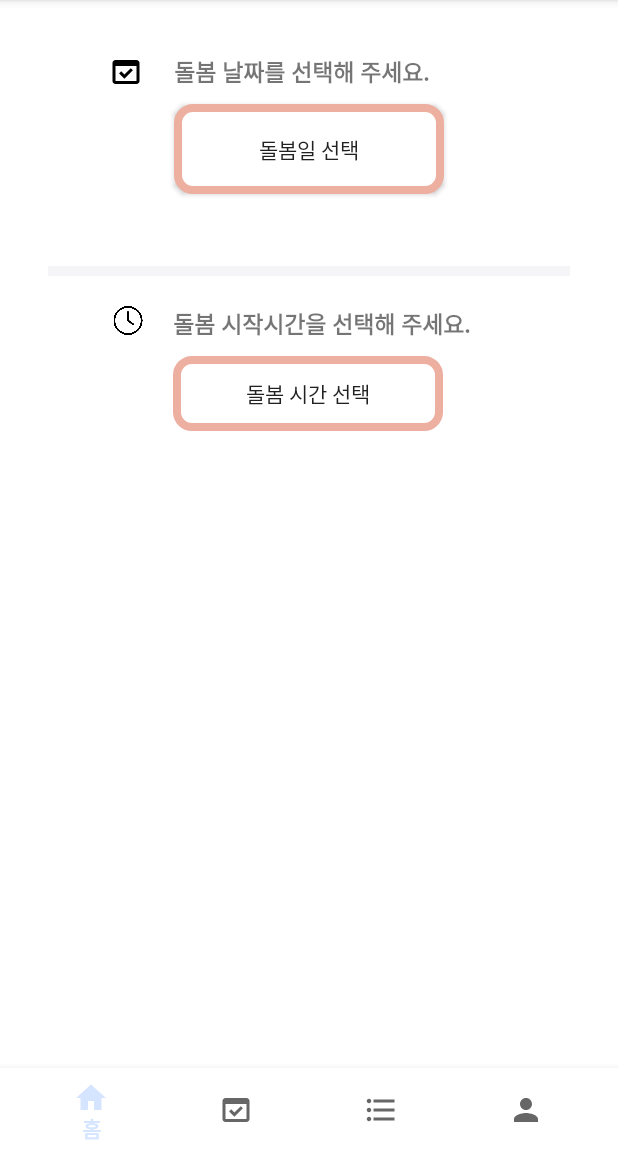
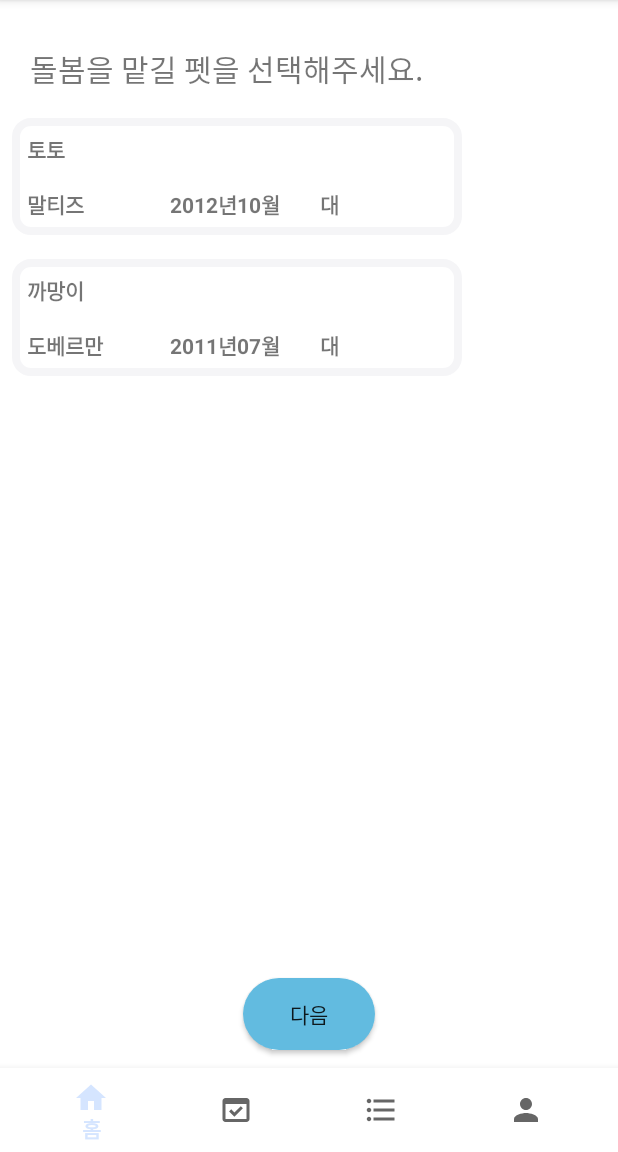
Before and after one commit to ehtjsv2/FitaPetService_Client_Personal_Version, an Android app: the screen it shows after launch (MainActivity), on a phone screen of 412 x 824 dp, the part 84-1236 px from its top. Run offline under Robolectric (Android 15) with nearby library versions, the phone set to English and light mode, and no system bars; libraries missing offline, so code that uses them is left out: com.kakao.sdk; 1 statement that could not run was skipped.

Commit message:
reservation02 minutes dialog ing..

```diff
--- a/app/src/main/java/com/example/fitapet/MainActivity.kt
+++ b/app/src/main/java/com/example/fitapet/MainActivity.kt
@@ -2,6 +2,7 @@ package com.example.fitapet
 
 import androidx.appcompat.app.AppCompatActivity
 import android.os.Bundle
+import android.util.Log
 import com.google.android.material.bottomnavigation.BottomNavigationView
 import androidx.fragment.app.Fragment
 import com.example.fitapet.fragment.FriendFragment
@@ -11,6 +12,7 @@ import com.example.fitapet.fragment.MypageFragment
 import com.example.fitapet.ui.animalReg.AnimalRegFragment
 import com.example.fitapet.ui.animalReg.AnimalRegFragment02
 import com.example.fitapet.ui.reservation.Reservation01Fragment
+import com.example.fitapet.ui.reservation.petList.PetListRecyclerFragment
 
 class MainActivity : AppCompatActivity() {
 
@@ -19,23 +21,28 @@ class MainActivity : AppCompatActivity() {
     override fun onCreate(savedInstanceState: Bundle?) {
         super.onCreate(savedInstanceState)
         setContentView(R.layout.activity_main)
-        loadFragment(Reservation01Fragment())
+        Log.d("LifeCycleTest","onCreate")
+        loadFragment(PetListRecyclerFragment())
         bottomNav = findViewById(R.id.bottomNav) as BottomNavigationView
         bottomNav.setOnItemReselectedListener {
             when (it.itemId) {
                 R.id.home -> {
+                    Log.d("clickTest","homeclick!")
                     loadFragment(HomeFragment())
                     return@setOnItemReselectedListener
                 }
                 R.id.ing -> {
-                    loadFragment(IngFragment())
+                    Log.d("clickTest","inglick!")
+                    loadFragment(PetListRecyclerFragment())
                     return@setOnItemReselectedListener
                 }
                 R.id.friend -> {
+                    Log.d("clickTest","friendclick!")
                     loadFragment(FriendFragment())
                     return@setOnItemReselectedListener
                 }
                 R.id.mypage -> {
+                    Log.d("clickTest","mypagelick!")
                     loadFragment(MypageFragment())
                     return@setOnItemReselectedListener
                 }
@@ -43,6 +50,7 @@ class MainActivity : AppCompatActivity() {
         }
     }
     private fun loadFragment(fragment: Fragment){
+        Log.d("clickTest","click!->"+fragment.tag)
         val transaction = supportFragmentManager.beginTransaction()
         transaction.replace(R.id.fragment_container,fragment)
         transaction.addToBackStack(null)
--- a/app/src/main/java/com/example/fitapet/fragment/FriendFragment.kt
+++ b/app/src/main/java/com/example/fitapet/fragment/FriendFragment.kt
@@ -13,6 +13,6 @@ class FriendFragment : Fragment() {
         savedInstanceState: Bundle?
     ): View? {
         // Inflate the layout for this fragment
-        return inflater.inflate(R.layout.fragment_home, container, false)
+        return inflater.inflate(R.layout.fragment_friend, container, false)
     }
 }
--- a/app/src/main/java/com/example/fitapet/fragment/IngFragment.kt
+++ b/app/src/main/java/com/example/fitapet/fragment/IngFragment.kt
@@ -13,6 +13,6 @@ class IngFragment : Fragment() {
         savedInstanceState: Bundle?
     ): View? {
         // Inflate the layout for this fragment
-        return inflater.inflate(R.layout.fragment_home, container, false)
+        return inflater.inflate(R.layout.fragment_ing, container, false)
     }
 }
--- a/app/src/main/java/com/example/fitapet/fragment/MypageFragment.kt
+++ b/app/src/main/java/com/example/fitapet/fragment/MypageFragment.kt
@@ -13,6 +13,6 @@ class MypageFragment : Fragment() {
         savedInstanceState: Bundle?
     ): View? {
         // Inflate the layout for this fragment
-        return inflater.inflate(R.layout.fragment_home, container, false)
+        return inflater.inflate(R.layout.fragment_mypage, container, false)
     }
 }
--- a/app/src/main/java/com/example/fitapet/ui/reservation/Reservation01Fragment.kt
+++ b/app/src/main/java/com/example/fitapet/ui/reservation/Reservation01Fragment.kt
@@ -60,9 +60,13 @@ class Reservation01Fragment : Fragment(){
             timedlg.getWindow()?.setBackgroundDrawableResource(android.R.color.transparent);
             timedlg.show()
         }
-
+        binding.reservation01SelectTimeBtn02.setOnClickListener {
+            val dialog = CustomMinDialog(requireContext())
+            dialog.showDialog()
+        }
 
         return binding.root
     }
 
+
 }
--- /dev/null
+++ b/app/src/main/java/com/example/fitapet/ui/reservation/petList/PetListAdapter.kt
@@ -0,0 +1,27 @@
+package com.example.fitapet.ui.reservation.petList
+
+import android.view.LayoutInflater
+import android.view.ViewGroup
+import androidx.recyclerview.widget.RecyclerView
+import com.example.fitapet.databinding.PetItemMainBinding
+
+class PetListAdapter(val pets: MutableList<Pets>): RecyclerView.Adapter<RecyclerView.ViewHolder>() {
+    class MyViewHolder(val binding: PetItemMainBinding): RecyclerView.ViewHolder(binding.root)
+    override fun onCreateViewHolder(parent: ViewGroup, viewType: Int): RecyclerView.ViewHolder {
+        return MyViewHolder(PetItemMainBinding.inflate(LayoutInflater.from(parent.context),
+        parent,false))
+    }
+
+    override fun onBindViewHolder(holder: RecyclerView.ViewHolder, position: Int) {
+        val binding = (holder as MyViewHolder).binding
+        binding.petListName.text=pets[position].petName
+        binding.petListBreed.text=pets[position].petBreed
+        binding.petListBirth.text=pets[position].petBirth
+        binding.petListSize.text=pets[position].petSize
+    }
+
+    override fun getItemCount(): Int {
+        return pets.size
+    }
+
+}
--- /dev/null
+++ b/app/src/main/java/com/example/fitapet/ui/reservation/petList/PetListRecyclerFragment.kt
@@ -0,0 +1,63 @@
+package com.example.fitapet.ui.reservation.petList
+
+import android.app.Activity
+import android.content.Context
+import android.os.Bundle
+import android.util.Log
+import androidx.fragment.app.Fragment
+import android.view.LayoutInflater
+import android.view.View
+import android.view.ViewGroup
+import androidx.recyclerview.widget.LinearLayoutManager
+import com.example.fitapet.MainActivity
+import com.example.fitapet.R
+import com.example.fitapet.databinding.FragmentPetListRecyclerBinding
+import com.example.fitapet.databinding.FragmentReservation01Binding
+import com.example.fitapet.ui.reservation.Reservation01Fragment
+
+/**
+ * A simple [Fragment] subclass.
+ * Use the [PetListRecyclerFragment.newInstance] factory method to
+ * create an instance of this fragment.
+ */
+class PetListRecyclerFragment : Fragment() {
+    private var _binding: FragmentPetListRecyclerBinding? = null
+    private val binding get() = _binding!!
+    lateinit var parentActivity:Activity
+
+
+    override fun onCreateView(
+        inflater: LayoutInflater, container: ViewGroup?,
+        savedInstanceState: Bundle?
+    ): View? {
+        _binding = FragmentPetListRecyclerBinding.inflate(inflater,container,false)
+        val pets = mutableListOf<Pets>()
+        pets.add(Pets("토토","말티즈","2012년10월","대"))
+        pets.add(Pets("까망이","도베르만","2011년07월","대"))
+        binding.petListRecyclerView.layoutManager=LinearLayoutManager(requireContext())
+        binding.petListRecyclerView.adapter=PetListAdapter(pets)
+
+        binding.reservation00NextBtn.setOnClickListener{
+            loadFragment(Reservation01Fragment())
+        }
+        return binding.root
+
+
+    }
+    private fun loadFragment(fragment: Fragment){
+        Log.d("clickTest","click!->"+fragment.tag)
+        val transaction = requireActivity().supportFragmentManager.beginTransaction()
+        transaction.replace(R.id.fragment_container,fragment)
+        transaction.addToBackStack(null)
+        transaction.commit()
+    }
+    override fun onAttach(context: Context) {
+        super.onAttach(context)
+    }
+
+    override fun onDetach() {
+        super.onDetach()
+
+    }
+
+}
--- /dev/null
+++ b/app/src/main/java/com/example/fitapet/ui/reservation/petList/Pets.kt
@@ -0,0 +1,3 @@
+package com.example.fitapet.ui.reservation.petList
+
+data class Pets(val petName:String,val petBreed:String, val petBirth:String,val petSize:String)
--- /dev/null
+++ b/app/src/main/res/layout/fragment_pet_list_recycler.xml
@@ -0,0 +1,48 @@
+<?xml version="1.0" encoding="utf-8"?>
+<LinearLayout xmlns:android="http://schemas.android.com/apk/res/android"
+    xmlns:app="http://schemas.android.com/apk/res-auto"
+    xmlns:tools="http://schemas.android.com/tools"
+    android:layout_width="match_parent"
+    android:layout_height="match_parent"
+    android:orientation="vertical"
+    tools:context=".ui.reservation.petList.PetListRecyclerFragment">
+
+    <androidx.constraintlayout.widget.ConstraintLayout
+        android:layout_width="match_parent"
+        android:layout_height="0dp"
+        android:layout_weight="1"
+        >
+        <TextView
+            android:id="@+id/textView2"
+            android:layout_width="wrap_content"
+            android:layout_height="wrap_content"
+            android:layout_marginStart="20dp"
+            android:layout_marginBottom="10dp"
+            android:text="돌봄을 맡길 펫을 선택해주세요."
+            android:textSize="20sp"
+            app:layout_constraintBottom_toBottomOf="parent"
+            app:layout_constraintStart_toStartOf="parent" />
+    </androidx.constraintlayout.widget.ConstraintLayout>
+
+    <androidx.recyclerview.widget.RecyclerView
+        android:id="@+id/pet_list_recyclerView"
+        android:layout_width="match_parent"
+        android:layout_height="0dp"
+        android:layout_weight="8"/>
+    <LinearLayout
+        android:layout_width="match_parent"
+        android:layout_height="0dp"
+        android:layout_weight="1"
+        android:orientation="vertical"
+        android:gravity="center">
+        <Button
+            android:id="@+id/reservation00_next_btn"
+            android:layout_width="wrap_content"
+            android:layout_height="wrap_content"
+            android:background="@drawable/blue_btn"
+            android:text="다음"/>
+
+    </LinearLayout>
+
+
+</LinearLayout>
--- /dev/null
+++ b/app/src/main/res/layout/pet_item_main.xml
@@ -0,0 +1,60 @@
+<?xml version="1.0" encoding="utf-8"?>
+<LinearLayout xmlns:android="http://schemas.android.com/apk/res/android"
+    xmlns:app="http://schemas.android.com/apk/res-auto"
+    xmlns:tools="http://schemas.android.com/tools"
+    android:id="@+id/pet_item_root"
+    android:layout_width="wrap_content"
+    android:layout_height="wrap_content"
+    android:padding="8dp"
+    android:layout_gravity="center|top"
+    android:orientation="vertical"
+    >
+    <androidx.constraintlayout.widget.ConstraintLayout
+        android:layout_width="300dp"
+        android:layout_height="wrap_content"
+        android:background="@drawable/animal_btn"
+        android:padding="10dp">
+
+        <TextView
+            android:id="@+id/pet_list_name"
+            android:layout_width="50dp"
+            android:layout_height="wrap_content"
+            android:text="토토"
+            android:textStyle="bold"
+            app:layout_constraintStart_toStartOf="parent"
+            app:layout_constraintTop_toTopOf="parent" />
+
+        <TextView
+            android:id="@+id/pet_list_breed"
+            android:layout_width="80dp"
+            android:layout_height="wrap_content"
+            android:layout_marginTop="15dp"
+            android:text="도베르만 3세"
+            android:textStyle="bold"
+            app:layout_constraintStart_toStartOf="@+id/pet_list_name"
+            app:layout_constraintTop_toBottomOf="@+id/pet_list_name" />
+
+        <TextView
+            android:id="@+id/pet_list_birth"
+            android:layout_width="90dp"
+            android:layout_height="wrap_content"
+            android:layout_marginStart="15dp"
+            android:layout_marginTop="15dp"
+            android:text="2018년 10월"
+            android:textStyle="bold"
+            app:layout_constraintStart_toEndOf="@+id/pet_list_breed"
+            app:layout_constraintTop_toBottomOf="@+id/pet_list_name" />
+
+        <TextView
+            android:id="@+id/pet_list_size"
+            android:layout_width="wrap_content"
+            android:layout_height="wrap_content"
+            android:layout_marginStart="10dp"
+            android:layout_marginTop="15dp"
+            android:text="소/중"
+            android:textStyle="bold"
+            app:layout_constraintStart_toEndOf="@+id/pet_list_birth"
+            app:layout_constraintTop_toBottomOf="@+id/pet_list_name" />
+    </androidx.constraintlayout.widget.ConstraintLayout>
+
+</LinearLayout>
```
Also changed, not shown: app/src/main/java/com/example/fitapet/ui/reservation/CustomMinDialog.kt (added, +59 -0 lines), app/src/main/res/layout/minute_dialog.xml (added, +45 -0 lines), app/src/debug/res/drawable/icon_minus.png (added), app/src/debug/res/drawable/icon_plus_sign.png (added).
